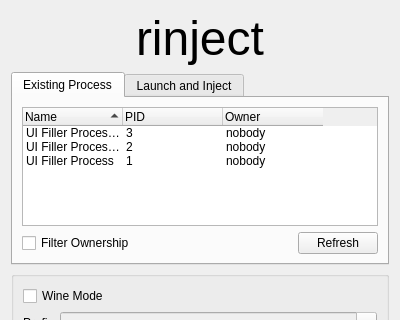
First picture: the form in ui/main.ui, repository melvyn2/dnject, before the edit; both pictures show x 0 to 400 and y 0 to 320 of the 400 by 650 pixel window.
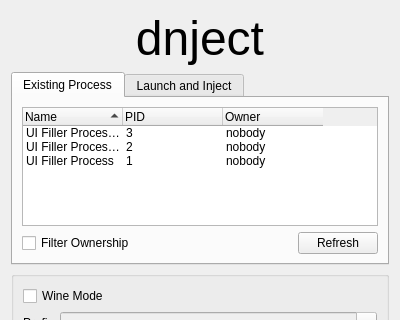
Second picture: the form after the edit. Icons and pictures are not drawn.

Commit message: Rename to dnject

Diff of the .ui file:
```diff
--- a/ui/main.ui
+++ b/ui/main.ui
@@ -43,7 +43,7 @@
       <string>$wag$oft present</string>
      </property>
      <property name="text">
-      <string>rinject</string>
+      <string>dnject</string>
      </property>
      <property name="alignment">
       <set>Qt::AlignHCenter|Qt::AlignTop</set>
```
Left out of the diff: 12 changed lines with no effect on the pictures. The commit also changes 2 other files.
